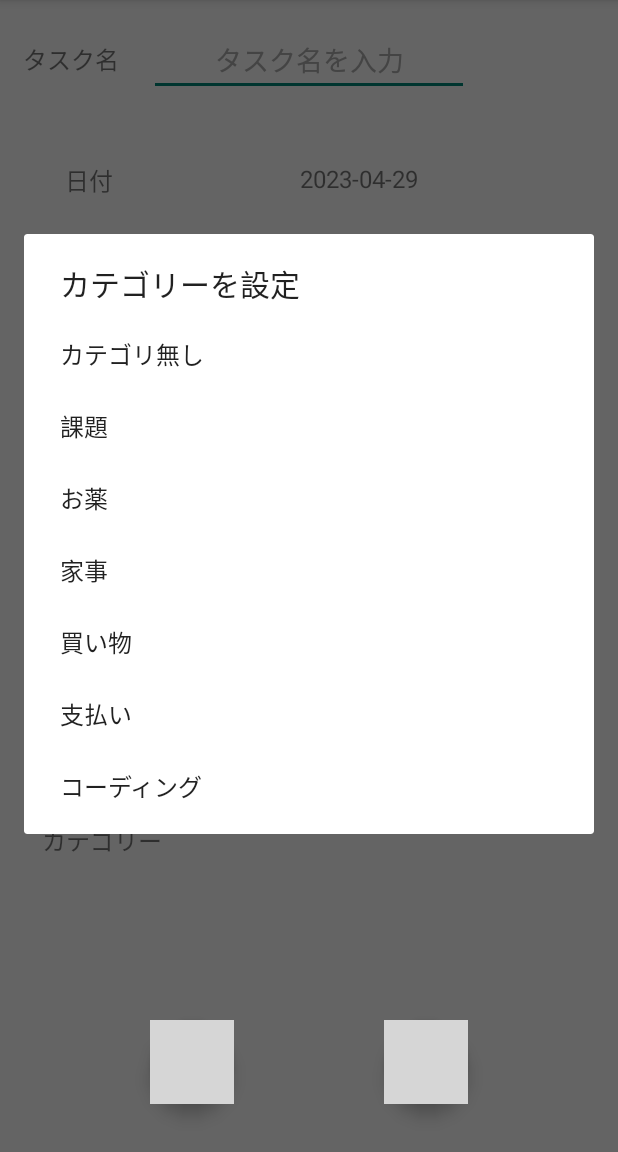
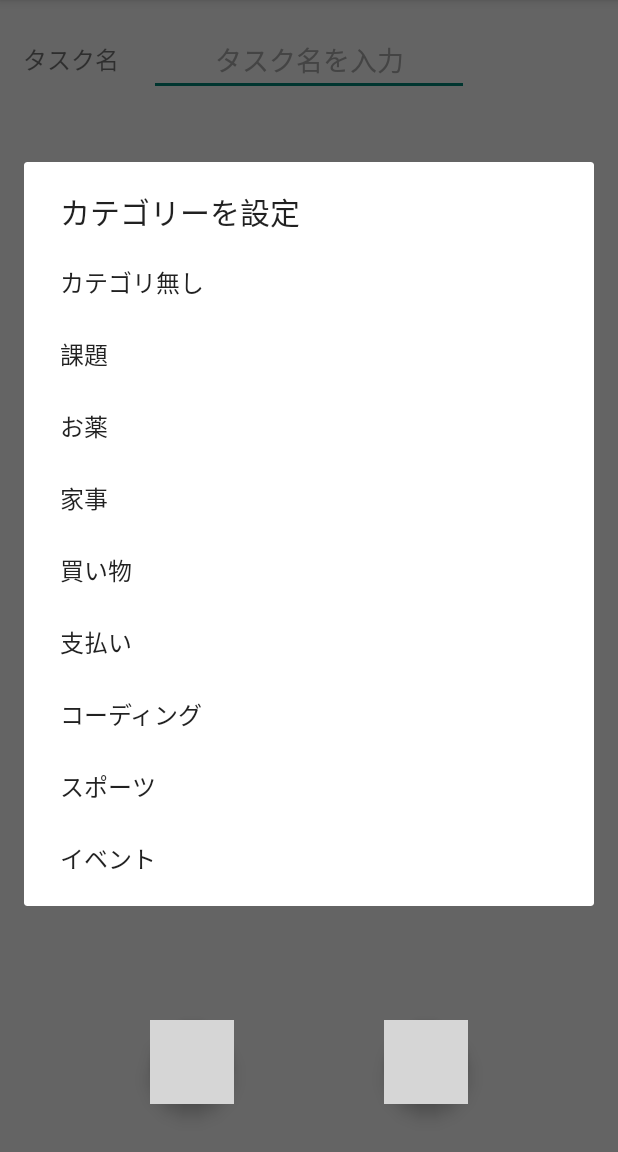
Before and after one commit to cotrin1208/TODOList, an Android app: the TaskDetailActivity screen opened directly, with no data from a screen before it, after a tap on "カテゴリ無し", on a phone screen of 412 x 824 dp, the part 84-1236 px from its top. Run offline under Robolectric (Android 15) with nearby library versions, the phone set to English and light mode, and no system bars; grey boxes are pictures that could not be loaded.

Commit message:
Add more task category.

```diff
--- a/app/src/main/java/com/cotrin/todolist/Task.kt
+++ b/app/src/main/java/com/cotrin/todolist/Task.kt
@@ -67,7 +67,6 @@ data class Task(
             }
         }
 
-
         //タスクを翌日に繰り越す
         fun carryoverNextDay(task: Task) {
             if (!task.carryOver || task.isFinished) return
@@ -80,7 +79,7 @@ data class Task(
             }
             if (currentDate == repeatDate) return
             removeTaskByUUID(task.uuid)
-            addTask(task, currentDate.plusDays(1))
+            addTask(task, currentDate)
         }
 
         //タスク保存
--- a/app/src/main/java/com/cotrin/todolist/TaskCategory.kt
+++ b/app/src/main/java/com/cotrin/todolist/TaskCategory.kt
@@ -7,5 +7,7 @@ enum class TaskCategory(val categoryName: String, val iconResId: Int) {
     CHORES("家事", R.drawable.task_category_chores),
     SHOPPING("買い物", R.drawable.task_category_shopping),
     PAYMENT("支払い", R.drawable.task_category_payment),
-    CODING("コーディング", R.drawable.task_category_coding)
+    CODING("コーディング", R.drawable.task_category_coding),
+    SPORTS("スポーツ", R.drawable.task_category_sports),
+    EVENT("イベント", R.drawable.task_category_event)
 }
--- a/app/src/main/res/drawable/task_category_chores.xml
+++ b/app/src/main/res/drawable/task_category_chores.xml
@@ -1,4 +1,4 @@
-<vector android:height="24dp" android:tint="#4A75C6"
+<vector android:height="24dp" android:tint="@color/category_color"
     android:viewportHeight="24" android:viewportWidth="24"
     android:width="24dp" xmlns:android="http://schemas.android.com/apk/res/android">
     <path android:fillColor="@android:color/white" android:pathData="M16,11h-1V3c0,-1.1 -0.9,-2 -2,-2h-2C9.9,1 9,1.9 9,3v8H8c-2.76,0 -5,2.24 -5,5v7h18v-7C21,13.24 18.76,11 16,11zM11,3h2v8h-2V3zM19,21h-2v-3c0,-0.55 -0.45,-1 -1,-1s-1,0.45 -1,1v3h-2v-3c0,-0.55 -0.45,-1 -1,-1s-1,0.45 -1,1v3H9v-3c0,-0.55 -0.45,-1 -1,-1s-1,0.45 -1,1v3H5v-5c0,-1.65 1.35,-3 3,-3h8c1.65,0 3,1.35 3,3V21z"/>
--- a/app/src/main/res/drawable/task_category_coding.xml
+++ b/app/src/main/res/drawable/task_category_coding.xml
@@ -1,4 +1,4 @@
-<vector android:height="24dp" android:tint="#4A75C6"
+<vector android:height="24dp" android:tint="@color/category_color"
     android:viewportHeight="24" android:viewportWidth="24"
     android:width="24dp" xmlns:android="http://schemas.android.com/apk/res/android">
     <path android:fillColor="@android:color/white" android:pathData="M9.4,16.6L4.8,12l4.6,-4.6L8,6l-6,6 6,6 1.4,-1.4zM14.6,16.6l4.6,-4.6 -4.6,-4.6L16,6l6,6 -6,6 -1.4,-1.4z"/>
--- /dev/null
+++ b/app/src/main/res/drawable/task_category_event.xml
@@ -0,0 +1,10 @@
+<vector xmlns:android="http://schemas.android.com/apk/res/android"
+    android:width="24dp"
+    android:height="24dp"
+    android:viewportWidth="960"
+    android:viewportHeight="960"
+    android:tint="@color/category_color">
+  <path
+      android:fillColor="@android:color/white"
+      android:pathData="M580,720Q538,720 509,691Q480,662 480,620Q480,578 509,549Q538,520 580,520Q622,520 651,549Q680,578 680,620Q680,662 651,691Q622,720 580,720ZM202.87,888.13Q165.09,888.13 138.48,861.52Q111.87,834.91 111.87,797.13L111.87,242.87Q111.87,205.09 138.48,178.48Q165.09,151.87 202.87,151.87L240,151.87L240,71.87L325.5,71.87L325.5,151.87L634.5,151.87L634.5,71.87L720,71.87L720,151.87L757.13,151.87Q794.91,151.87 821.52,178.48Q848.13,205.09 848.13,242.87L848.13,797.13Q848.13,834.91 821.52,861.52Q794.91,888.13 757.13,888.13L202.87,888.13ZM202.87,797.13L757.13,797.13Q757.13,797.13 757.13,797.13Q757.13,797.13 757.13,797.13L757.13,400L202.87,400L202.87,797.13Q202.87,797.13 202.87,797.13Q202.87,797.13 202.87,797.13ZM202.87,320L757.13,320L757.13,242.87Q757.13,242.87 757.13,242.87Q757.13,242.87 757.13,242.87L202.87,242.87Q202.87,242.87 202.87,242.87Q202.87,242.87 202.87,242.87L202.87,320ZM202.87,320L202.87,242.87Q202.87,242.87 202.87,242.87Q202.87,242.87 202.87,242.87L202.87,242.87Q202.87,242.87 202.87,242.87Q202.87,242.87 202.87,242.87L202.87,320L202.87,320Z"/>
+</vector>
--- a/app/src/main/res/drawable/task_category_medicine.xml
+++ b/app/src/main/res/drawable/task_category_medicine.xml
@@ -3,7 +3,7 @@
     android:height="24dp"
     android:viewportWidth="960"
     android:viewportHeight="960"
-    android:tint="#4A75C6">
+    android:tint="@color/category_color">
   <path
       android:fillColor="@android:color/white"
       android:pathData="M345,844.78Q249,844.78 182.11,777.89Q115.22,711 115.22,615Q115.22,569.04 132.59,527.1Q149.96,485.15 182.65,452.41L452.41,182.65Q485.14,149.96 527.06,132.59Q568.98,115.22 615,115.22Q711,115.22 777.89,182.11Q844.78,249 844.78,345Q844.78,390.96 827.41,432.9Q810.04,474.85 777.35,507.59L507.59,777.35Q474.86,810.04 432.94,827.41Q391.02,844.78 345,844.78ZM610.52,545.63L713.49,443.45Q732.74,424.17 743.26,398.49Q753.78,372.8 753.78,344.97Q753.78,287.39 713.2,246.8Q672.61,206.22 615.03,206.22Q587.2,206.22 561.51,216.74Q535.83,227.26 516.55,246.51L414.37,349.48L610.52,545.63ZM345,753.78Q372.66,753.78 398.42,743.26Q424.17,732.74 443.45,713.49L545.63,610.52L349.48,414.37L246.51,516.55Q227.26,535.83 216.74,561.58Q206.22,587.34 206.22,615Q206.22,672.61 246.8,713.2Q287.39,753.78 345,753.78Z"/>
--- a/app/src/main/res/drawable/task_category_other.xml
+++ b/app/src/main/res/drawable/task_category_other.xml
@@ -1,5 +1,5 @@
 <vector android:autoMirrored="true" android:height="24dp"
-    android:tint="#4A75C6" android:viewportHeight="24"
+    android:tint="@color/category_color" android:viewportHeight="24"
     android:viewportWidth="24" android:width="24dp" xmlns:android="http://schemas.android.com/apk/res/android">
     <path android:fillColor="@android:color/white" android:pathData="M11,18h2v-2h-2v2zM12,2C6.48,2 2,6.48 2,12s4.48,10 10,10 10,-4.48 10,-10S17.52,2 12,2zM12,20c-4.41,0 -8,-3.59 -8,-8s3.59,-8 8,-8 8,3.59 8,8 -3.59,8 -8,8zM12,6c-2.21,0 -4,1.79 -4,4h2c0,-1.1 0.9,-2 2,-2s2,0.9 2,2c0,2 -3,1.75 -3,5h2c0,-2.25 3,-2.5 3,-5 0,-2.21 -1.79,-4 -4,-4z"/>
 </vector>
--- a/app/src/main/res/drawable/task_category_payment.xml
+++ b/app/src/main/res/drawable/task_category_payment.xml
@@ -1,4 +1,4 @@
-<vector android:height="24dp" android:tint="#4A75C6"
+<vector android:height="24dp" android:tint="@color/category_color"
     android:viewportHeight="24" android:viewportWidth="24"
     android:width="24dp" xmlns:android="http://schemas.android.com/apk/res/android">
     <path android:fillColor="@android:color/white" android:pathData="M20,4L4,4c-1.11,0 -1.99,0.89 -1.99,2L2,18c0,1.11 0.89,2 2,2h16c1.11,0 2,-0.89 2,-2L22,6c0,-1.11 -0.89,-2 -2,-2zM20,18L4,18v-6h16v6zM20,8L4,8L4,6h16v2z"/>
--- a/app/src/main/res/drawable/task_category_shopping.xml
+++ b/app/src/main/res/drawable/task_category_shopping.xml
@@ -1,4 +1,4 @@
-<vector android:height="24dp" android:tint="#4A75C6"
+<vector android:height="24dp" android:tint="@color/category_color"
     android:viewportHeight="24" android:viewportWidth="24"
     android:width="24dp" xmlns:android="http://schemas.android.com/apk/res/android">
     <path android:fillColor="@android:color/white" android:pathData="M15.55,13c0.75,0 1.41,-0.41 1.75,-1.03l3.58,-6.49c0.37,-0.66 -0.11,-1.48 -0.87,-1.48L5.21,4l-0.94,-2L1,2v2h2l3.6,7.59 -1.35,2.44C4.52,15.37 5.48,17 7,17h12v-2L7,15l1.1,-2h7.45zM6.16,6h12.15l-2.76,5L8.53,11L6.16,6zM7,18c-1.1,0 -1.99,0.9 -1.99,2S5.9,22 7,22s2,-0.9 2,-2 -0.9,-2 -2,-2zM17,18c-1.1,0 -1.99,0.9 -1.99,2s0.89,2 1.99,2 2,-0.9 2,-2 -0.9,-2 -2,-2z"/>
--- /dev/null
+++ b/app/src/main/res/drawable/task_category_sports.xml
@@ -0,0 +1,11 @@
+<vector xmlns:android="http://schemas.android.com/apk/res/android"
+    android:width="24dp"
+    android:height="24dp"
+    android:viewportWidth="960"
+    android:viewportHeight="960"
+    android:tint="@color/category_color"
+    android:autoMirrored="true">
+  <path
+      android:fillColor="@android:color/white"
+      android:pathData="M516.41,923.59L516.41,681.91L438.15,607.41L398.87,780.3L115.7,722.87L133.13,635.93L325.13,675.93L387.22,361.5L321.43,386.87L321.43,524.07L234.02,524.07L234.02,329.85L396.57,261.13Q432.28,246.13 449.02,241.39Q465.76,236.65 480,236.65Q502.2,236.65 520.67,248.37Q539.15,260.09 550.87,278.8L591.35,342.8Q616.87,383.85 661.25,410.25Q705.63,436.65 763.59,436.65L763.59,524.07Q696.87,524.07 639.25,497.52Q581.63,470.98 542.15,427.65L520.07,539.28L603.59,618.8L603.59,923.59L516.41,923.59ZM540.48,216.41Q505.8,216.41 481.23,191.84Q456.65,167.26 456.65,132.59Q456.65,97.91 481.23,73.46Q505.8,49 540.48,49Q575.15,49 599.61,73.46Q624.07,97.91 624.07,132.59Q624.07,167.26 599.61,191.84Q575.15,216.41 540.48,216.41Z"/>
+</vector>
--- a/app/src/main/res/drawable/task_category_work.xml
+++ b/app/src/main/res/drawable/task_category_work.xml
@@ -1,4 +1,4 @@
-<vector android:height="24dp" android:tint="#4A75C6"
+<vector android:height="24dp" android:tint="@color/category_color"
     android:viewportHeight="24" android:viewportWidth="24"
     android:width="24dp" xmlns:android="http://schemas.android.com/apk/res/android">
     <path android:fillColor="@android:color/white" android:pathData="M3,10h11v2H3V10zM3,8h11V6H3V8zM3,16h7v-2H3V16zM18.01,12.87l0.71,-0.71c0.39,-0.39 1.02,-0.39 1.41,0l0.71,0.71c0.39,0.39 0.39,1.02 0,1.41l-0.71,0.71L18.01,12.87zM17.3,13.58l-5.3,5.3V21h2.12l5.3,-5.3L17.3,13.58z"/>
--- a/app/src/main/res/values/colors.xml
+++ b/app/src/main/res/values/colors.xml
@@ -7,4 +7,5 @@
     <color name="teal_700">#FF018786</color>
     <color name="black">#FF000000</color>
     <color name="white">#FFFFFFFF</color>
+    <color name="category_color">#4A75C6</color>
 </resources>
```
Also changed, not shown: app/src/main/res/drawable/task_attribute_carryover.xml (+9 -4 lines).
